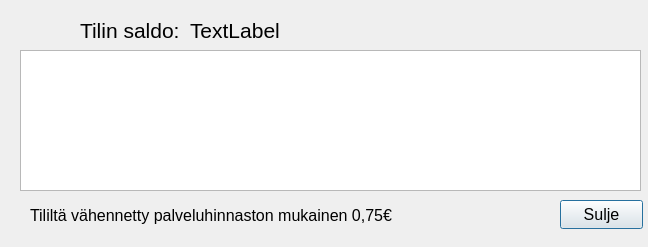
This is frontend/status.ui in 22kmo-project/group_15 as Qt 5 draws it before an edit. The edited form follows.
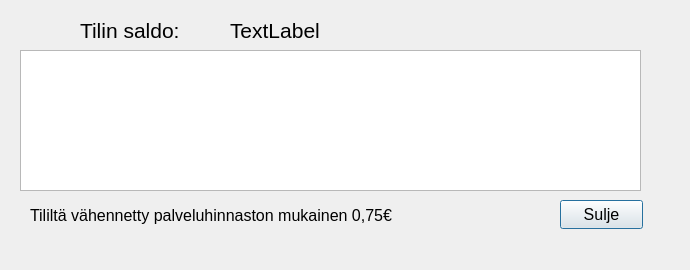
This is the edited form.

```diff
--- a/frontend/status.ui
+++ b/frontend/status.ui
@@ -6,10 +6,16 @@
    <rect>
     <x>0</x>
     <y>0</y>
-    <width>648</width>
-    <height>247</height>
+    <width>690</width>
+    <height>270</height>
    </rect>
   </property>
+  <property name="sizePolicy">
+   <sizepolicy hsizetype="Minimum" vsizetype="Minimum">
+    <horstretch>0</horstretch>
+    <verstretch>0</verstretch>
+   </sizepolicy>
+  </property>
   <property name="font">
    <font>
     <pointsize>12</pointsize>
@@ -52,7 +58,7 @@
   <widget class="QLabel" name="saldoLabel">
    <property name="geometry">
     <rect>
-     <x>190</x>
+     <x>230</x>
      <y>10</y>
      <width>141</width>
      <height>41</height>
@@ -72,7 +78,7 @@
     <rect>
      <x>30</x>
      <y>200</y>
-     <width>391</width>
+     <width>481</width>
      <height>31</height>
     </rect>
    </property>
```
